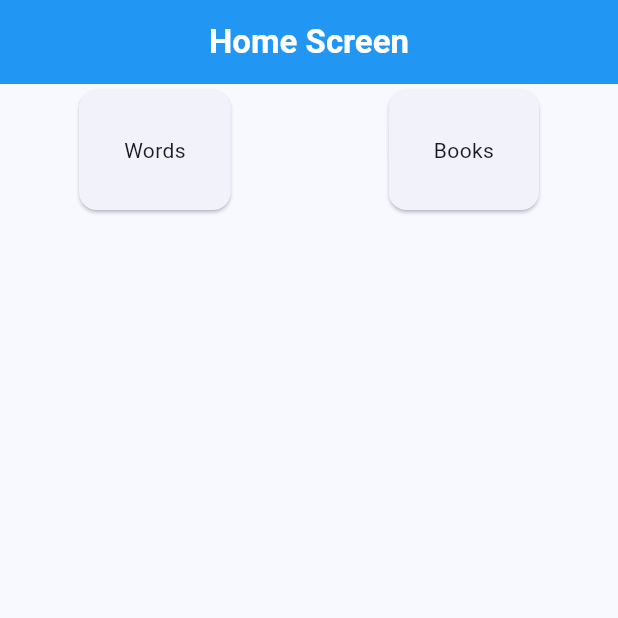
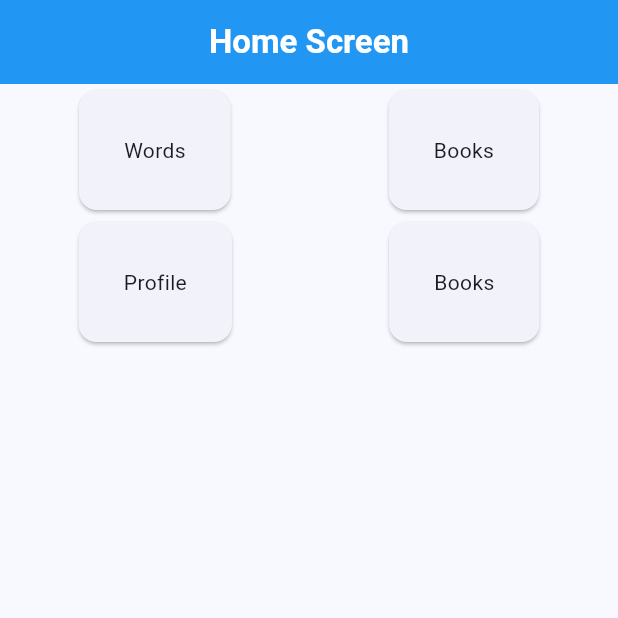
Before and after one commit to Shakshor/words_explorer_app, a Flutter app: the screen it shows after launch, on a phone screen of 412 x 824 dp, the top half of it. Run offline on Flutter 3.47's test engine with Material 3 defaults, Android fonts, the phone set to English and light mode, and no system bars; our stand-ins replace dio, flutter_riverpod, sqflite; accounts and stored records are empty.

Commit message:
added nav bar and app bar in profile tab section

```diff
--- a/lib/src/home_page.dart
+++ b/lib/src/home_page.dart
@@ -1,7 +1,10 @@
 import 'package:flutter/cupertino.dart';
 import 'package:flutter/material.dart';
 import 'package:words_explorer_app/src/features/books_collection/view/books_screen.dart';
+import 'package:words_explorer_app/src/features/ui_tasks/profile_section/profile_view/profile_tab_view.dart';
 import 'package:words_explorer_app/src/features/words_list/view/words_screen.dart';
+
+import 'features/ui_tasks/profile_section/bottom_tabs/profile_bottom_nav_bar.dart';
 
 class HomePage extends StatelessWidget {
   const HomePage({super.key});
@@ -55,6 +58,41 @@ class HomePage extends StatelessWidget {
               ),
             ],
           ),
+
+          // profile&home
+          Row(
+            mainAxisAlignment: MainAxisAlignment.spaceAround,
+            children: [
+              // words
+              GestureDetector(
+                onTap: (){
+                  Navigator.push(context, MaterialPageRoute(builder: (context) => const ProfileBottomNav()));
+                },
+                child: const Card(
+                  child: Padding(
+                    padding:  EdgeInsets.all(30.0),
+                    child: Center(
+                        child: Text('Profile')
+                    ),
+                  ),
+                ),
+              ),
+              // books
+              GestureDetector(
+                onTap: (){
+                  Navigator.push(context, MaterialPageRoute(builder: (context) => const BooksScreen()));
+                },
+                child: const Card(
+                  child: Padding(
+                    padding:  EdgeInsets.all(30.0),
+                    child: Center(
+                        child: Text('Books')
+                    ),
+                  ),
+                ),
+              ),
+            ],
+          ),
         ],
       ),
     );
```
Also changed, not shown: lib/src/features/ui_tasks/profile_section/bottom_tabs/profile_bottom_nav_bar.dart (added, +94 -0 lines), lib/src/features/ui_tasks/profile_section/profile_view/profile_tab_view.dart (added, +64 -0 lines).
